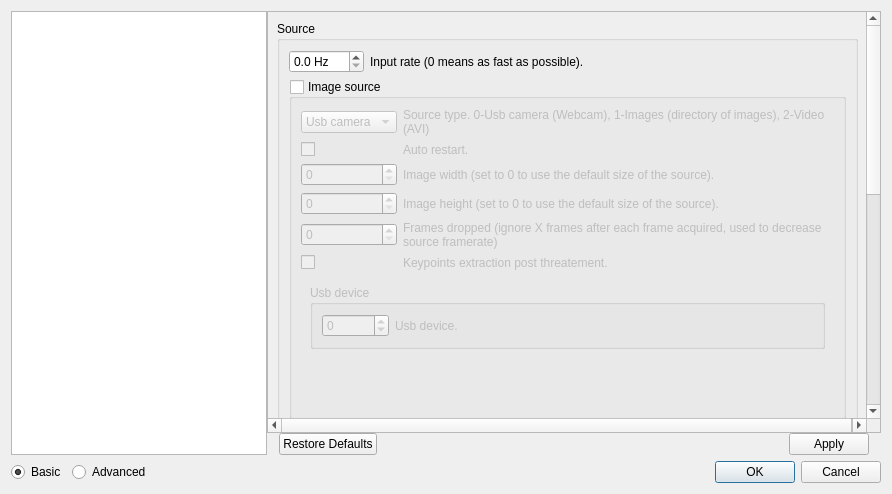
First picture: the form in guilib/src/ui/preferencesDialog.ui, repository introlab/rtabmap, before the edit.
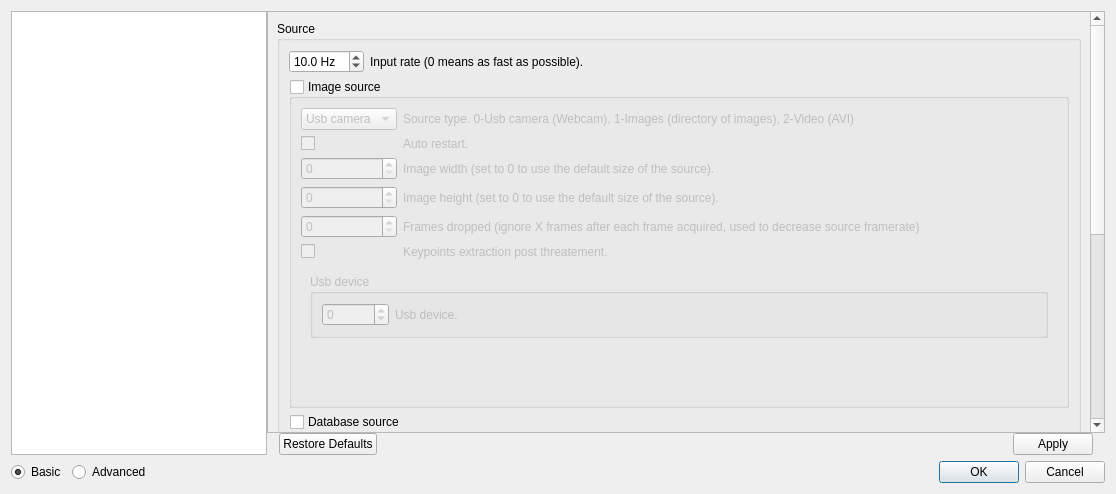
Second picture: the form after the edit. The open tabs and pages were chosen to show the change. Icons and pictures are not drawn. Custom widgets are drawn as their Qt base class.

Commit message: modifed default source rate to 10Hz

What changed in the file:
```diff
--- a/guilib/src/ui/preferencesDialog.ui
+++ b/guilib/src/ui/preferencesDialog.ui
@@ -6,7 +6,7 @@
    <rect>
     <x>0</x>
     <y>0</y>
-    <width>892</width>
+    <width>1116</width>
     <height>494</height>
    </rect>
   </property>
@@ -63,9 +63,9 @@
           <property name="geometry">
            <rect>
             <x>0</x>
-            <y>-215</y>
-            <width>707</width>
-            <height>853</height>
+            <y>0</y>
+            <width>813</width>
+            <height>1044</height>
            </rect>
           </property>
           <layout class="QVBoxLayout" name="verticalLayout_16">
@@ -1277,7 +1277,7 @@
                          <double>0.100000000000000</double>
                         </property>
                         <property name="value">
-                         <double>0.000000000000000</double>
+                         <double>10.000000000000000</double>
                         </property>
                        </widget>
                       </item>
```
Left out of the diff: 2 changed lines with no effect on the pictures.
